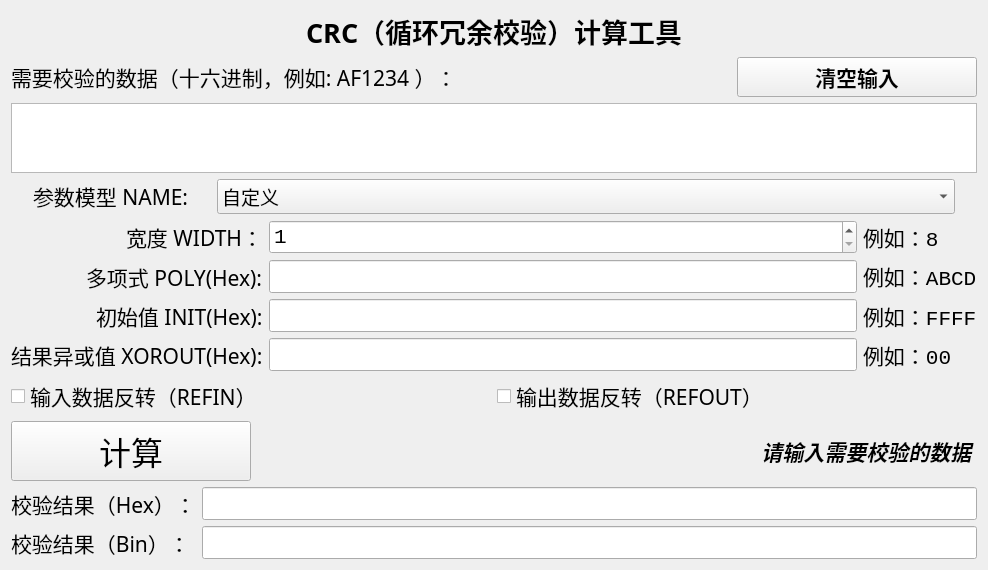
Above: source_code/crc.ui from Taiga233/CRC_tools before the change. Below: the same form after it.
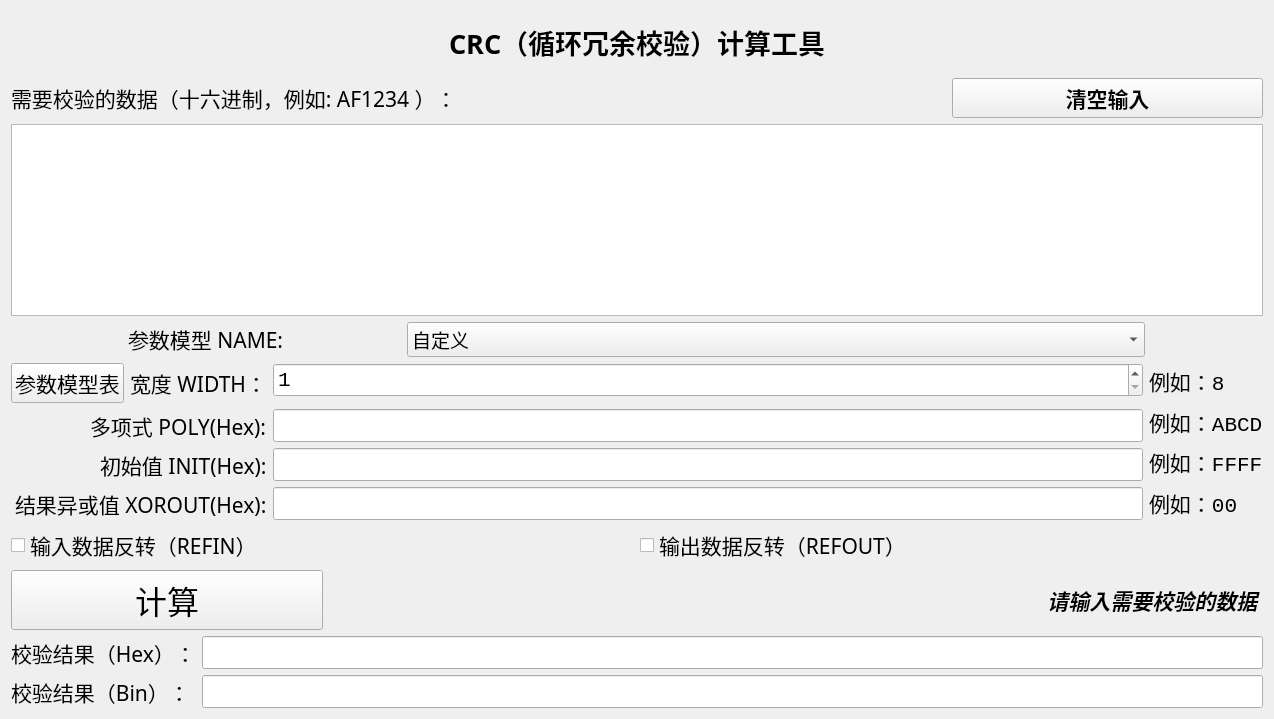
That is the form after the change.

```diff
--- a/source_code/crc.ui
+++ b/source_code/crc.ui
@@ -6,8 +6,8 @@
    <rect>
     <x>0</x>
     <y>0</y>
-    <width>988</width>
-    <height>435</height>
+    <width>1274</width>
+    <height>719</height>
    </rect>
   </property>
   <property name="font">
@@ -26,6 +26,7 @@
       <font>
        <family>楷体</family>
        <pointsize>20</pointsize>
+       <weight>75</weight>
        <bold>true</bold>
       </font>
      </property>
@@ -58,6 +59,7 @@
         <font>
          <family>宋体</family>
          <pointsize>16</pointsize>
+         <weight>75</weight>
          <bold>true</bold>
         </font>
        </property>
@@ -95,6 +97,7 @@
         <font>
          <family>楷体</family>
          <pointsize>16</pointsize>
+         <weight>50</weight>
          <bold>false</bold>
         </font>
        </property>
@@ -238,17 +241,13 @@
        <property name="labelAlignment">
         <set>Qt::AlignRight|Qt::AlignTrailing|Qt::AlignVCenter</set>
        </property>
-       <item row="0" column="0">
-        <widget class="QLabel" name="label_4">
-         <property name="font">
-          <font>
-           <family>楷体</family>
-           <pointsize>16</pointsize>
-           <bold>false</bold>
-          </font>
+       <item row="0" column="1">
+        <widget class="QSpinBox" name="spinBox_width">
+         <property name="minimum">
+          <number>1</number>
          </property>
-         <property name="text">
-          <string>宽度 WIDTH：</string>
+         <property name="maximum">
+          <number>32</number>
          </property>
         </widget>
        </item>
@@ -258,6 +257,7 @@
           <font>
            <family>楷体</family>
            <pointsize>16</pointsize>
+           <weight>50</weight>
            <bold>false</bold>
           </font>
          </property>
@@ -275,6 +275,7 @@
           <font>
            <family>楷体</family>
            <pointsize>16</pointsize>
+           <weight>50</weight>
            <bold>false</bold>
           </font>
          </property>
@@ -292,6 +293,7 @@
           <font>
            <family>楷体</family>
            <pointsize>16</pointsize>
+           <weight>50</weight>
            <bold>false</bold>
           </font>
          </property>
@@ -303,15 +305,36 @@
        <item row="3" column="1">
         <widget class="QLineEdit" name="lineEdit_xorout"/>
        </item>
-       <item row="0" column="1">
-        <widget class="QSpinBox" name="spinBox_width">
-         <property name="minimum">
-          <number>1</number>
-         </property>
-         <property name="maximum">
-          <number>32</number>
-         </property>
-        </widget>
+       <item row="0" column="0">
+        <layout class="QHBoxLayout" name="horizontalLayout">
+         <item>
+          <widget class="QPushButton" name="pushButton_table">
+           <property name="font">
+            <font>
+             <family>楷体</family>
+            </font>
+           </property>
+           <property name="text">
+            <string>参数模型表</string>
+           </property>
+          </widget>
+         </item>
+         <item>
+          <widget class="QLabel" name="label_4">
+           <property name="font">
+            <font>
+             <family>楷体</family>
+             <pointsize>16</pointsize>
+             <weight>50</weight>
+             <bold>false</bold>
+            </font>
+           </property>
+           <property name="text">
+            <string>宽度 WIDTH：</string>
+           </property>
+          </widget>
+         </item>
+        </layout>
        </item>
       </layout>
      </item>
@@ -412,6 +435,7 @@
         <font>
          <family>宋体</family>
          <pointsize>16</pointsize>
+         <weight>75</weight>
          <italic>true</italic>
          <bold>true</bold>
         </font>
```
Left out of the diff: 2 changed lines with no effect on the pictures.
